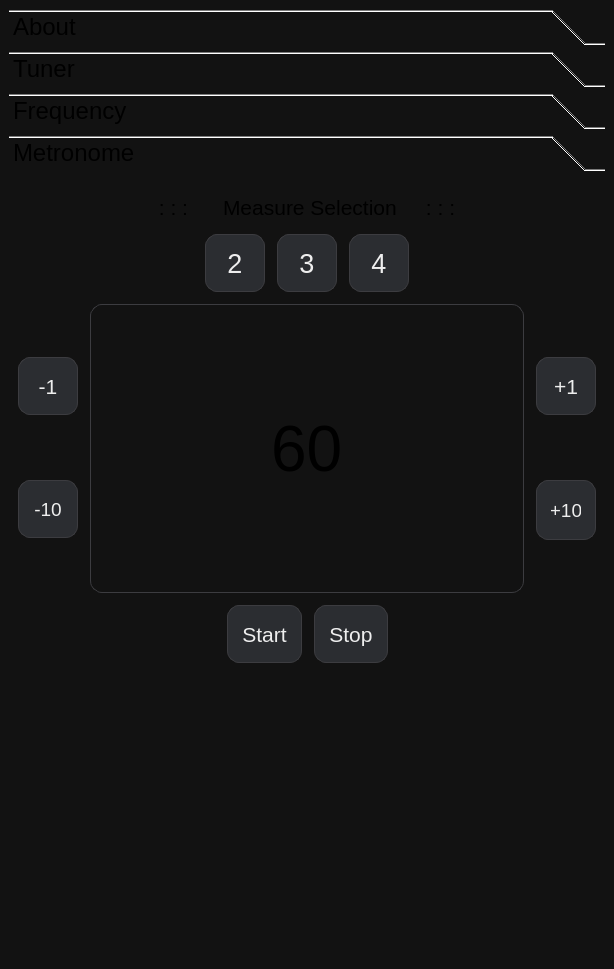
DjamesSuhanko/Musicool, file mainwindow.ui: the form before one commit.
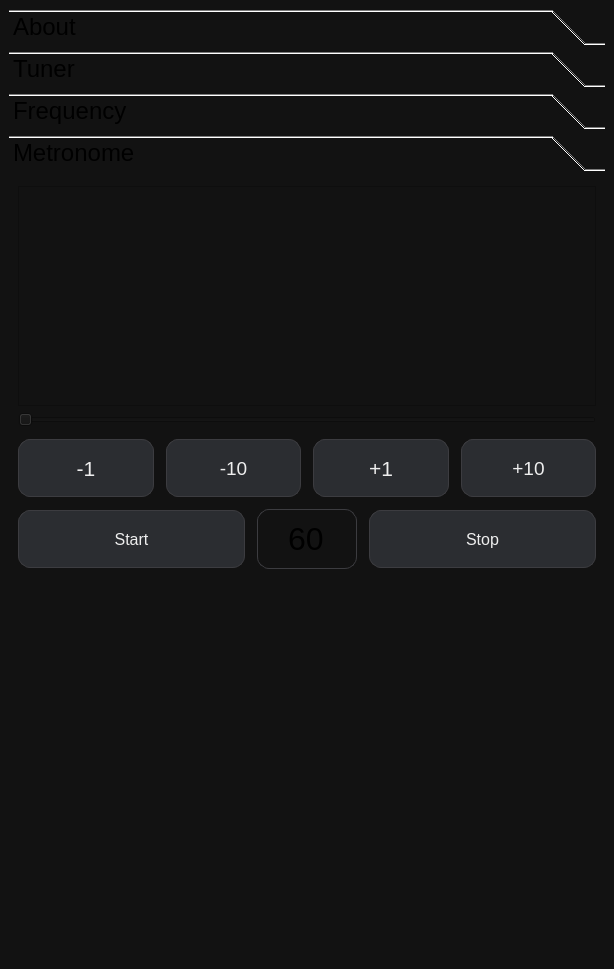
The form after the commit. The open tabs and pages were chosen to show the change. Custom widgets are drawn as their Qt base class.

```diff
--- a/mainwindow.ui
+++ b/mainwindow.ui
@@ -687,53 +687,34 @@
          </attribute>
          <layout class="QGridLayout" name="gridLayout_5">
           <item row="0" column="0">
+           <layout class="QGridLayout" name="gridLayout_19">
+            <item row="1" column="0">
+             <layout class="QGridLayout" name="gridLayout_9">
+              <property name="verticalSpacing">
+               <number>12</number>
+              </property>
+              <item row="1" column="0">
            <layout class="QVBoxLayout" name="verticalLayout_2">
-            <item>
-             <widget class="QFrame" name="frameMetro">
-              <property name="frameShape">
-               <enum>QFrame::Shape::StyledPanel</enum>
-              </property>
-              <property name="frameShadow">
-               <enum>QFrame::Shadow::Raised</enum>
-              </property>
-             </widget>
-            </item>
-            <item>
-             <layout class="QVBoxLayout" name="verticalLayout_3">
-              <item>
-               <layout class="QHBoxLayout" name="horizontalLayout">
-                <item>
-                 <spacer name="horizontalSpacer">
-                  <property name="orientation">
-                   <enum>Qt::Orientation::Horizontal</enum>
-                  </property>
-                  <property name="sizeHint" stdset="0">
-                   <size>
-                    <width>40</width>
-                    <height>20</height>
-                   </size>
-                  </property>
-                 </spacer>
-                </item>
-                <item>
-                 <layout class="QVBoxLayout" name="verticalLayout_7">
                   <property name="spacing">
                    <number>12</number>
                   </property>
                   <item>
-                   <layout class="QVBoxLayout" name="verticalLayout_6">
-                    <item>
-                     <widget class="QLabel" name="label">
-                      <property name="sizePolicy">
-                       <sizepolicy hsizetype="Expanding" vsizetype="Preferred">
-                        <horstretch>0</horstretch>
-                        <verstretch>0</verstretch>
-                       </sizepolicy>
-                      </property>
+                 <layout class="QGridLayout" name="gridLayout_13">
+                  <property name="horizontalSpacing">
+                   <number>12</number>
+                  </property>
+                  <item row="0" column="2">
+                   <widget class="QPushButton" name="pushButton_plus_one">
                       <property name="minimumSize">
                        <size>
                         <width>0</width>
-                        <height>30</height>
+                      <height>58</height>
+                     </size>
+                    </property>
+                    <property name="maximumSize">
+                     <size>
+                      <width>16777215</width>
+                      <height>16777215</height>
                        </size>
                       </property>
                       <property name="font">
@@ -741,154 +722,46 @@
                         <pointsize>16</pointsize>
                        </font>
                       </property>
-                      <property name="styleSheet">
-                       <string notr="true"/>
-                      </property>
                       <property name="text">
-                       <string>: : :      Measure Selection     : : :</string>
-                      </property>
-                      <property name="scaledContents">
-                       <bool>false</bool>
-                      </property>
-                      <property name="alignment">
-                       <set>Qt::AlignmentFlag::AlignCenter</set>
-                      </property>
-                     </widget>
-                    </item>
-                    <item>
-                     <layout class="QHBoxLayout" name="horizontalLayout_3">
-                      <property name="spacing">
-                       <number>12</number>
-                      </property>
-                      <item>
-                       <spacer name="horizontalSpacer_3">
-                        <property name="orientation">
-                         <enum>Qt::Orientation::Horizontal</enum>
-                        </property>
-                        <property name="sizeHint" stdset="0">
-                         <size>
-                          <width>40</width>
-                          <height>20</height>
-                         </size>
-                        </property>
-                       </spacer>
-                      </item>
-                      <item>
-                       <widget class="QPushButton" name="pushButton_2">
-                        <property name="minimumSize">
-                         <size>
-                          <width>60</width>
-                          <height>58</height>
-                         </size>
-                        </property>
-                        <property name="maximumSize">
-                         <size>
-                          <width>60</width>
-                          <height>60</height>
-                         </size>
-                        </property>
-                        <property name="font">
-                         <font>
-                          <pointsize>20</pointsize>
-                         </font>
-                        </property>
-                        <property name="text">
-                         <string>2</string>
-                        </property>
+                     <string>+1</string>
+                    </property>
                         <property name="checkable">
                          <bool>false</bool>
                         </property>
                        </widget>
                       </item>
-                      <item>
-                       <widget class="QPushButton" name="pushButton_3">
+                  <item row="0" column="3">
+                   <widget class="QPushButton" name="pushButton_plus_ten">
                         <property name="minimumSize">
                          <size>
-                          <width>60</width>
+                      <width>0</width>
                           <height>58</height>
                          </size>
                         </property>
                         <property name="maximumSize">
                          <size>
-                          <width>60</width>
-                          <height>60</height>
+                      <width>16777215</width>
+                      <height>16777215</height>
                          </size>
                         </property>
                         <property name="font">
                          <font>
-                          <pointsize>20</pointsize>
+                      <pointsize>14</pointsize>
                          </font>
                         </property>
                         <property name="text">
-                         <string>3</string>
+                     <string>+10</string>
                         </property>
                         <property name="checkable">
                          <bool>false</bool>
                         </property>
                        </widget>
                       </item>
-                      <item>
-                       <widget class="QPushButton" name="pushButton_4">
-                        <property name="minimumSize">
-                         <size>
-                          <width>60</width>
-                          <height>58</height>
-                         </size>
-                        </property>
-                        <property name="maximumSize">
-                         <size>
-                          <width>60</width>
-                          <height>60</height>
-                         </size>
-                        </property>
-                        <property name="font">
-                         <font>
-                          <pointsize>20</pointsize>
-                         </font>
-                        </property>
-                        <property name="text">
-                         <string>4</string>
-                        </property>
-                        <property name="checkable">
-                         <bool>false</bool>
-                        </property>
-                        <property name="checked">
-                         <bool>false</bool>
-                        </property>
-                       </widget>
-                      </item>
-                      <item>
-                       <spacer name="horizontalSpacer_4">
-                        <property name="orientation">
-                         <enum>Qt::Orientation::Horizontal</enum>
-                        </property>
-                        <property name="sizeHint" stdset="0">
-                         <size>
-                          <width>40</width>
-                          <height>20</height>
-                         </size>
-                        </property>
-                       </spacer>
-                      </item>
-                     </layout>
-                    </item>
-                   </layout>
-                  </item>
-                  <item>
-                   <layout class="QHBoxLayout" name="horizontalLayout_2">
-                    <property name="spacing">
-                     <number>12</number>
-                    </property>
-                    <item>
-                     <layout class="QVBoxLayout" name="verticalLayout_4">
-                      <property name="spacing">
-                       <number>12</number>
-                      </property>
-                      <item>
+                  <item row="0" column="0">
                        <widget class="QPushButton" name="pushButton_less_one">
                         <property name="minimumSize">
                          <size>
-                          <width>60</width>
+                      <width>0</width>
                           <height>58</height>
                          </size>
                         </property>
@@ -911,11 +784,11 @@
                         </property>
                        </widget>
                       </item>
-                      <item>
+                  <item row="0" column="1">
                        <widget class="QPushButton" name="pushButton_less_10">
                         <property name="minimumSize">
                          <size>
-                          <width>60</width>
+                      <width>0</width>
                           <height>58</height>
                          </size>
                         </property>
@@ -941,37 +814,54 @@
                      </layout>
                     </item>
                     <item>
-                     <spacer name="horizontalSpacer_6">
-                      <property name="orientation">
-                       <enum>Qt::Orientation::Horizontal</enum>
-                      </property>
-                      <property name="sizeHint" stdset="0">
-                       <size>
-                        <width>40</width>
-                        <height>20</height>
-                       </size>
-                      </property>
-                     </spacer>
-                    </item>
-                    <item>
-                     <layout class="QGridLayout" name="gridLayout_7">
+                 <layout class="QGridLayout" name="gridLayout_20">
+                  <property name="horizontalSpacing">
+                   <number>12</number>
+                  </property>
                       <item row="0" column="0">
+                   <widget class="QPushButton" name="pushButton_start">
+                    <property name="minimumSize">
+                     <size>
+                      <width>0</width>
+                      <height>58</height>
+                     </size>
+                    </property>
+                    <property name="maximumSize">
+                     <size>
+                      <width>16777215</width>
+                      <height>16777215</height>
+                     </size>
+                    </property>
+                    <property name="font">
+                     <font>
+                      <pointsize>12</pointsize>
+                     </font>
+                    </property>
+                    <property name="text">
+                     <string>Start</string>
+                    </property>
+                    <property name="checkable">
+                     <bool>false</bool>
+                    </property>
+                   </widget>
+                  </item>
+                  <item row="0" column="1">
                        <widget class="QLineEdit" name="lineEdit_metronome">
                         <property name="sizePolicy">
-                         <sizepolicy hsizetype="Expanding" vsizetype="Expanding">
+                     <sizepolicy hsizetype="Preferred" vsizetype="Expanding">
                           <horstretch>0</horstretch>
                           <verstretch>0</verstretch>
                          </sizepolicy>
                         </property>
                         <property name="maximumSize">
                          <size>
-                          <width>1000</width>
-                          <height>1000</height>
+                      <width>100</width>
+                      <height>60</height>
                          </size>
                         </property>
                         <property name="font">
                          <font>
-                          <pointsize>48</pointsize>
+                      <pointsize>24</pointsize>
                          </font>
                         </property>
                         <property name="inputMethodHints">
@@ -988,146 +878,23 @@
                         </property>
                        </widget>
                       </item>
-                     </layout>
-                    </item>
-                    <item>
-                     <spacer name="horizontalSpacer_5">
-                      <property name="orientation">
-                       <enum>Qt::Orientation::Horizontal</enum>
-                      </property>
-                      <property name="sizeHint" stdset="0">
-                       <size>
-                        <width>40</width>
-                        <height>20</height>
-                       </size>
-                      </property>
-                     </spacer>
-                    </item>
-                    <item>
-                     <layout class="QVBoxLayout" name="verticalLayout_5">
-                      <property name="spacing">
-                       <number>12</number>
-                      </property>
-                      <item>
-                       <widget class="QPushButton" name="pushButton_plus_one">
-                        <property name="minimumSize">
-                         <size>
-                          <width>60</width>
-                          <height>58</height>
-                         </size>
-                        </property>
-                        <property name="maximumSize">
-                         <size>
-                          <width>16777215</width>
-                          <height>16777215</height>
-                         </size>
-                        </property>
-                        <property name="font">
-                         <font>
-                          <pointsize>16</pointsize>
-                         </font>
-                        </property>
-                        <property name="text">
-                         <string>+1</string>
-                        </property>
-                        <property name="checkable">
-                         <bool>false</bool>
-                        </property>
-                       </widget>
-                      </item>
-                      <item>
-                       <widget class="QPushButton" name="pushButton_plus_ten">
-                        <property name="minimumSize">
-                         <size>
-                          <width>60</width>
-                          <height>58</height>
-                         </size>
-                        </property>
-                        <property name="maximumSize">
-                         <size>
-                          <width>60</width>
-                          <height>60</height>
-                         </size>
-                        </property>
-                        <property name="font">
-                         <font>
-                          <pointsize>14</pointsize>
-                         </font>
-                        </property>
-                        <property name="text">
-                         <string>+10</string>
-                        </property>
-                        <property name="checkable">
-                         <bool>false</bool>
-                        </property>
-                       </widget>
-                      </item>
-                     </layout>
-                    </item>
-                   </layout>
-                  </item>
-                  <item>
-                   <layout class="QHBoxLayout" name="horizontalLayout_4">
-                    <property name="spacing">
-                     <number>12</number>
-                    </property>
-                    <item>
-                     <spacer name="horizontalSpacer_8">
-                      <property name="orientation">
-                       <enum>Qt::Orientation::Horizontal</enum>
-                      </property>
-                      <property name="sizeHint" stdset="0">
-                       <size>
-                        <width>40</width>
-                        <height>20</height>
-                       </size>
-                      </property>
-                     </spacer>
-                    </item>
-                    <item>
-                     <widget class="QPushButton" name="pushButton_start">
-                      <property name="minimumSize">
-                       <size>
-                        <width>0</width>
-                        <height>58</height>
-                       </size>
-                      </property>
-                      <property name="maximumSize">
-                       <size>
-                        <width>1000</width>
-                        <height>1000</height>
-                       </size>
-                      </property>
-                      <property name="font">
-                       <font>
-                        <pointsize>16</pointsize>
-                       </font>
-                      </property>
-                      <property name="text">
-                       <string>Start</string>
-                      </property>
-                      <property name="checkable">
-                       <bool>false</bool>
-                      </property>
-                     </widget>
-                    </item>
-                    <item>
+                  <item row="0" column="2">
                      <widget class="QPushButton" name="pushButton_stop">
                       <property name="minimumSize">
                        <size>
-                        <width>60</width>
+                      <width>0</width>
                         <height>58</height>
                        </size>
                       </property>
                       <property name="maximumSize">
                        <size>
-                        <width>1000</width>
-                        <height>1000</height>
+                      <width>16777215</width>
+                      <height>16777215</height>
                        </size>
                       </property>
                       <property name="font">
                        <font>
-                        <pointsize>16</pointsize>
+                      <pointsize>12</pointsize>
                        </font>
                       </property>
                       <property name="text">
@@ -1138,23 +905,39 @@
                       </property>
                      </widget>
                     </item>
-                    <item>
-                     <spacer name="horizontalSpacer_7">
+                 </layout>
+                </item>
+               </layout>
+              </item>
+              <item row="0" column="0">
+               <widget class="BeatSlider" name="beatSlider">
                       <property name="orientation">
                        <enum>Qt::Orientation::Horizontal</enum>
                       </property>
-                      <property name="sizeHint" stdset="0">
-                       <size>
-                        <width>40</width>
-                        <height>20</height>
-                       </size>
-                      </property>
-                     </spacer>
+               </widget>
+              </item>
+             </layout>
+            </item>
+            <item row="0" column="0">
+             <widget class="QFrame" name="frameMetro">
+              <property name="sizePolicy">
+               <sizepolicy hsizetype="Preferred" vsizetype="Preferred">
+                <horstretch>0</horstretch>
+                <verstretch>0</verstretch>
+               </sizepolicy>
+              </property>
+              <property name="frameShape">
+               <enum>QFrame::Shape::StyledPanel</enum>
+              </property>
+              <property name="frameShadow">
+               <enum>QFrame::Shadow::Raised</enum>
+              </property>
+             </widget>
                     </item>
                    </layout>
                   </item>
-                  <item>
-                   <spacer name="verticalSpacer_2">
+          <item row="1" column="0">
+           <spacer name="verticalSpacer">
                     <property name="orientation">
                      <enum>Qt::Orientation::Vertical</enum>
                     </property>
@@ -1167,27 +950,6 @@
                    </spacer>
                   </item>
                  </layout>
-                </item>
-                <item>
-                 <spacer name="horizontalSpacer_2">
-                  <property name="orientation">
-                   <enum>Qt::Orientation::Horizontal</enum>
-                  </property>
-                  <property name="sizeHint" stdset="0">
-                   <size>
-                    <width>40</width>
-                    <height>20</height>
-                   </size>
-                  </property>
-                 </spacer>
-                </item>
-               </layout>
-              </item>
-             </layout>
-            </item>
-           </layout>
-          </item>
-         </layout>
         </widget>
        </widget>
       </item>
@@ -1196,6 +958,13 @@
    </layout>
   </widget>
  </widget>
+ <customwidgets>
+  <customwidget>
+   <class>BeatSlider</class>
+   <extends>QSlider</extends>
+   <header location="global">beatslider.h</header>
+  </customwidget>
+ </customwidgets>
  <resources/>
  <connections/>
 </ui>
```
Left out of the diff: 2 changed lines with no effect on the pictures. Lines whose indentation alone changed are shown as unchanged.
